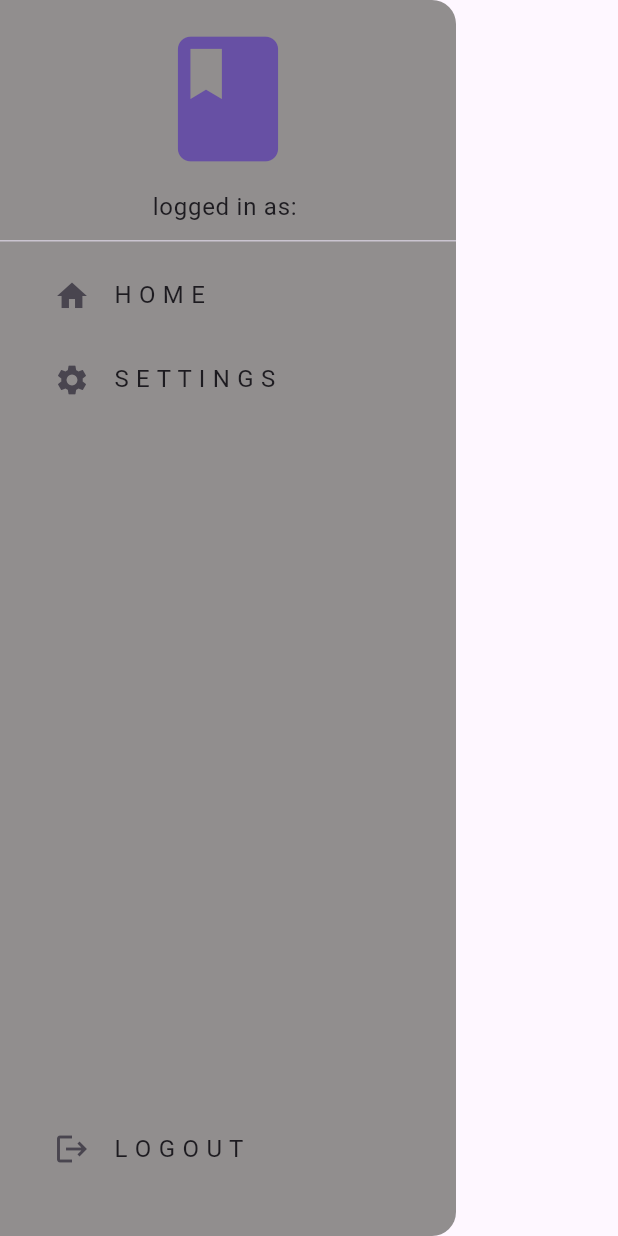
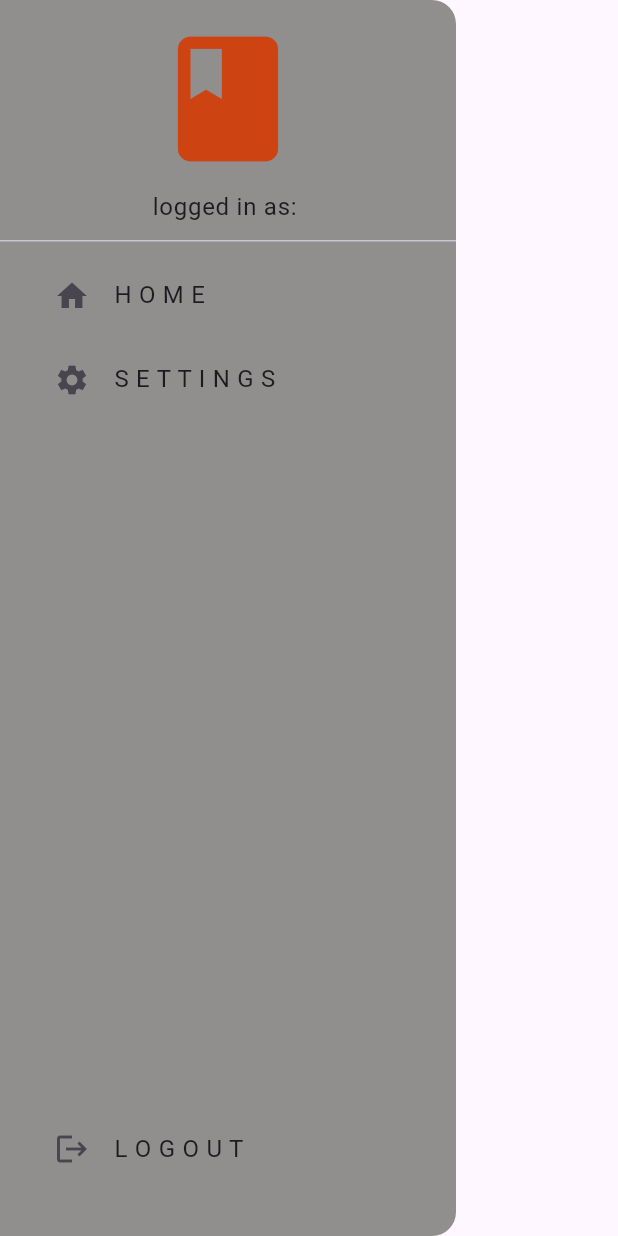
Before and after one commit to adityav27/My-Notes-app, a Flutter app: the MyDrawer widget shown alone on an empty page, opened directly, on a phone screen of 412 x 824 dp. Run offline on Flutter 3.47's test engine with Material 3 defaults, Android fonts, the phone set to English and light mode, and no system bars; our stand-ins replace cloud_firestore, firebase_auth, firebase_core, flutter_svg; accounts and stored records are empty.

Commit message:
updated UI

```diff
--- a/lib/appPages/components/drawer.dart
+++ b/lib/appPages/components/drawer.dart
@@ -29,7 +29,7 @@ class MyDrawer extends StatelessWidget {
                       child: Icon(
                         Icons.book,
                         size: 100,
-                        color: Theme.of(context).colorScheme.primary,
+                        color: const Color.fromARGB(255, 205, 68, 18),
                       ),
                     ),
                     SizedBox(height: 10),
```
